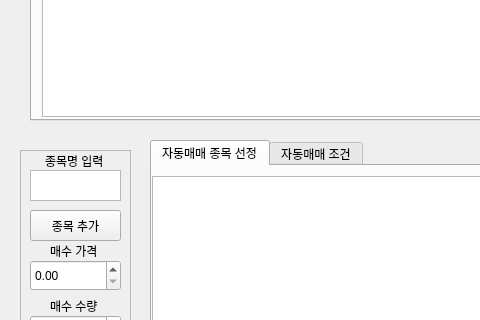
Above: MainWindows.ui from kisbi3/Stock_Kiwoom before the change; both pictures show x 0 to 480 and y 250 to 570 of the 1119 by 833 pixel window. Below: the same form after it.
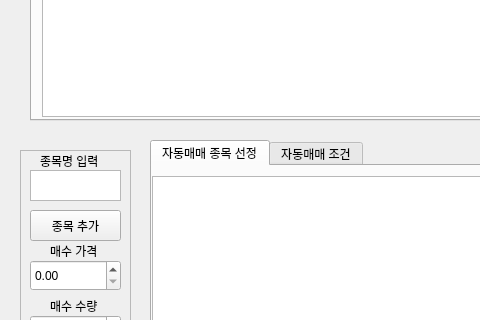
That is the form after the change.

Diff of the .ui file:
```diff
--- a/MainWindows.ui
+++ b/MainWindows.ui
@@ -311,7 +311,7 @@
     <widget class="QLabel" name="label">
      <property name="geometry">
       <rect>
-       <x>25</x>
+       <x>20</x>
        <y>0</y>
        <width>71</width>
        <height>21</height>
```
